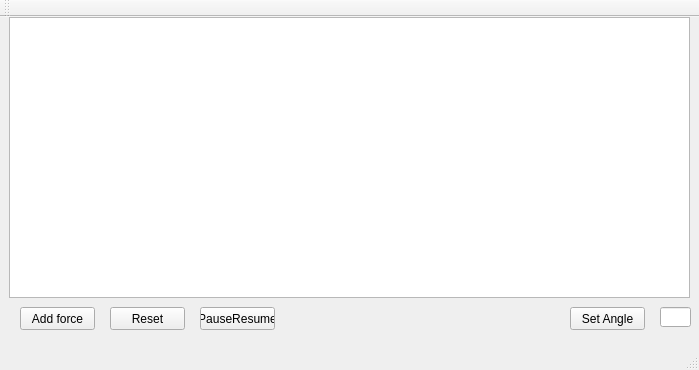
The window that Symulator/mainwindow.ui (jakubt33/Inverted_Pendulum_Symulator) describes before a commit, drawn with Qt 5.
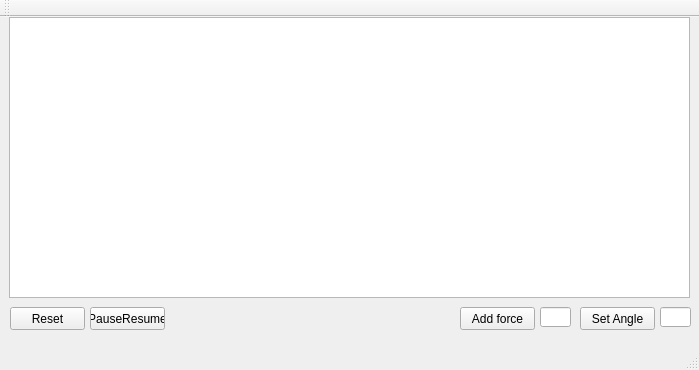
The same window after the commit.

Commit message: Setting force to apply on fly, angle/omega sets readjusted

```diff
--- a/Symulator/mainwindow.ui
+++ b/Symulator/mainwindow.ui
@@ -39,7 +39,7 @@
    <widget class="QPushButton" name="buttonAddForce">
     <property name="geometry">
      <rect>
-      <x>20</x>
+      <x>460</x>
       <y>290</y>
       <width>75</width>
       <height>23</height>
@@ -52,7 +52,7 @@
    <widget class="QPushButton" name="buttonReset">
     <property name="geometry">
      <rect>
-      <x>110</x>
+      <x>10</x>
       <y>290</y>
       <width>75</width>
       <height>23</height>
@@ -65,7 +65,7 @@
    <widget class="QPushButton" name="buttonPauseResume">
     <property name="geometry">
      <rect>
-      <x>200</x>
+      <x>90</x>
       <y>290</y>
       <width>75</width>
       <height>23</height>
@@ -78,7 +78,7 @@
    <widget class="QPushButton" name="setAngle">
     <property name="geometry">
      <rect>
-      <x>570</x>
+      <x>580</x>
       <y>290</y>
       <width>75</width>
       <height>23</height>
@@ -98,6 +98,16 @@
      </rect>
     </property>
    </widget>
+   <widget class="QLineEdit" name="editForce">
+    <property name="geometry">
+     <rect>
+      <x>540</x>
+      <y>290</y>
+      <width>31</width>
+      <height>20</height>
+     </rect>
+    </property>
+   </widget>
   </widget>
   <widget class="QMenuBar" name="menuBar">
    <property name="geometry">
```
The commit also changes 6 other files.
